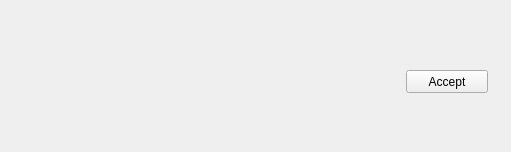
Before: the Qt Designer form model_library/neuron/Bluetooth/nm_gui_bluetooth.ui in GNB-UAM/RTHybrid, drawn with Qt 5.
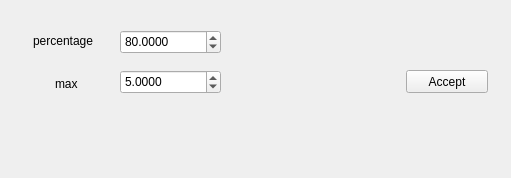
After: the same form once the commit is applied.

The edit to the form file:
```diff
--- a/model_library/neuron/Bluetooth/nm_gui_bluetooth.ui
+++ b/model_library/neuron/Bluetooth/nm_gui_bluetooth.ui
@@ -10,7 +10,7 @@
     <x>0</x>
     <y>0</y>
     <width>511</width>
-    <height>152</height>
+    <height>178</height>
    </rect>
   </property>
   <property name="windowTitle">
@@ -29,6 +29,67 @@
     <string>Accept</string>
    </property>
   </widget>
+  <widget class="QDoubleSpinBox" name="doubleSpinBox_per">
+   <property name="geometry">
+    <rect>
+     <x>120</x>
+     <y>30</y>
+     <width>101</width>
+     <height>24</height>
+    </rect>
+   </property>
+   <property name="decimals">
+    <number>4</number>
+   </property>
+   <property name="maximum">
+    <double>999.990000000000009</double>
+   </property>
+   <property name="value">
+    <double>80.000000000000000</double>
+   </property>
+  </widget>
+  <widget class="QDoubleSpinBox" name="doubleSpinBox_max">
+   <property name="geometry">
+    <rect>
+     <x>120</x>
+     <y>70</y>
+     <width>101</width>
+     <height>24</height>
+    </rect>
+   </property>
+   <property name="decimals">
+    <number>4</number>
+   </property>
+   <property name="value">
+    <double>5.000000000000000</double>
+   </property>
+  </widget>
+  <widget class="QLabel" name="label">
+   <property name="geometry">
+    <rect>
+     <x>33</x>
+     <y>33</y>
+     <width>81</width>
+     <height>16</height>
+    </rect>
+   </property>
+   <property name="text">
+    <string>percentage</string>
+   </property>
+  </widget>
+  <widget class="QLabel" name="label_2">
+   <property name="geometry">
+    <rect>
+     <x>55</x>
+     <y>76</y>
+     <width>61</width>
+     <height>15</height>
+    </rect>
+   </property>
+   <property name="text">
+    <string>max</string>
+   </property>
+  </widget>
  </widget>
  <resources/>
  <connections/>
```
